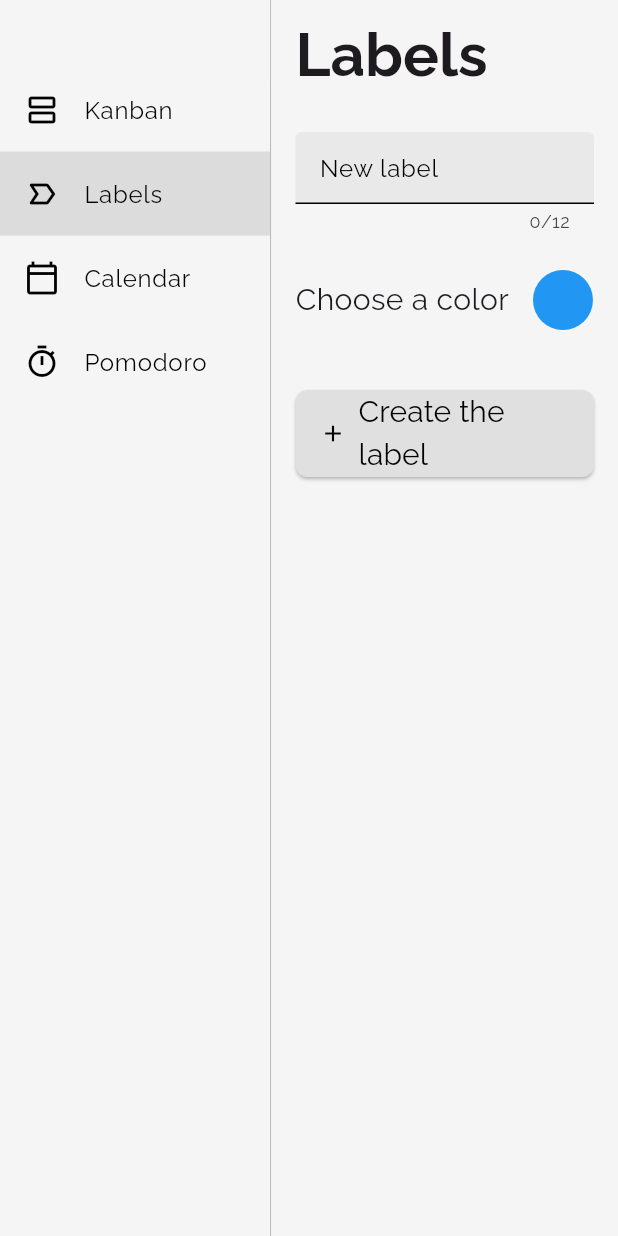
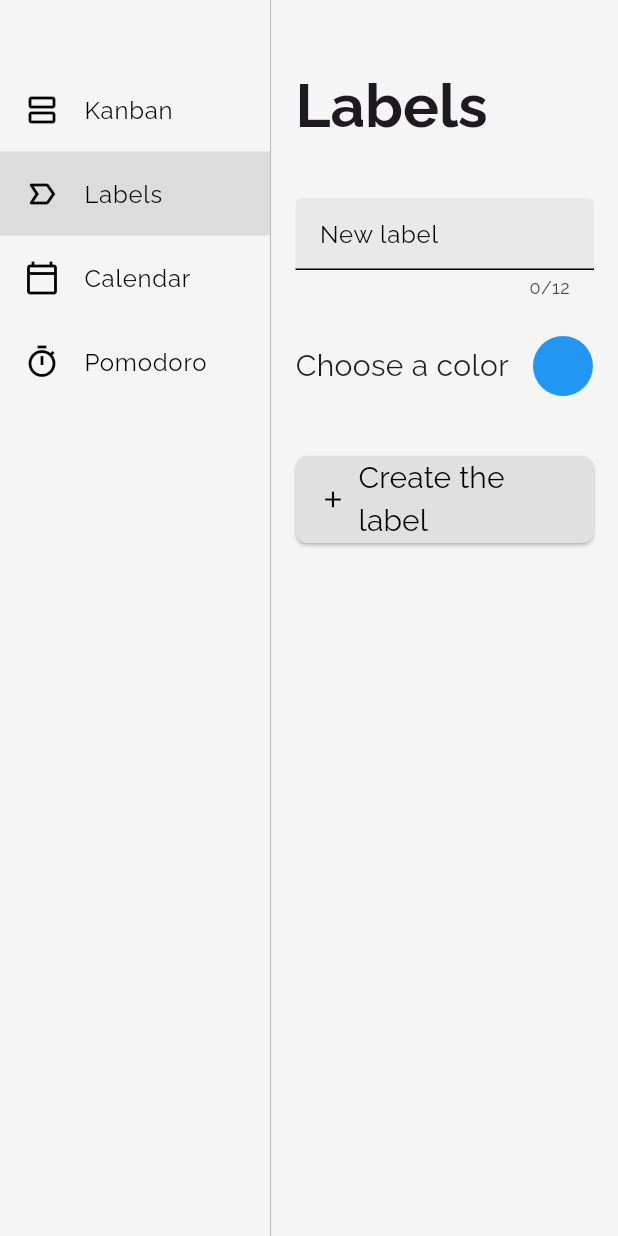
Before and after one commit to Frivox1/tic_track, a Flutter app: the screen it shows after launch, after a tap on "Labels", on a phone screen of 412 x 824 dp. Run offline on Flutter 3.47's test engine with Material 3 defaults, Android fonts, the phone set to English and light mode, and no system bars; our stand-ins replace flutter_colorpicker, flutter_riverpod, hive_ce, hive_ce_flutter, table_calendar; missing offline and left inert: window_manager; accounts and stored records are empty.

Commit message:
suppression bande noir

```diff
--- a/lib/main.dart
+++ b/lib/main.dart
@@ -9,12 +9,12 @@ void main() async {
   await windowManager.ensureInitialized();
 
   WindowOptions windowOptions = const WindowOptions(
-    size: Size(1200, 800),
+    size: Size(1300, 800),
     minimumSize: Size(800, 600),
     center: true,
     backgroundColor: Colors.transparent,
     skipTaskbar: false,
-    titleBarStyle: TitleBarStyle.normal,
+    titleBarStyle: TitleBarStyle.hidden,
   );
 
   windowManager.waitUntilReadyToShow(windowOptions, () async {
--- a/lib/screens/calendar_screen.dart
+++ b/lib/screens/calendar_screen.dart
@@ -50,8 +50,9 @@ class _CalendarScreenState extends State<CalendarScreen> {
     return Scaffold(
       backgroundColor: Colors.grey[100],
       appBar: AppBar(
+        toolbarHeight: 100,
         title: Padding(
-          padding: const EdgeInsets.only(top: 16.0),
+          padding: const EdgeInsets.only(top: 40.0),
           child: const Align(
             alignment: Alignment.centerLeft,
             child: Text(
@@ -60,8 +61,6 @@ class _CalendarScreenState extends State<CalendarScreen> {
             ),
           ),
         ),
-        backgroundColor: Colors.white,
-        elevation: 1,
       ),
       body: Column(
         children: [
--- a/lib/screens/home_screen.dart
+++ b/lib/screens/home_screen.dart
@@ -4,7 +4,6 @@ import '../services/hive_service.dart';
 import '../models/task.dart';
 import '../models/label.dart';
 import '../screens/task_detail_screen.dart';
-import 'package:hive_ce/hive.dart';
 import 'package:hive_ce_flutter/hive_flutter.dart';
 
 class HomeScreen extends StatelessWidget {
@@ -14,8 +13,9 @@ class HomeScreen extends StatelessWidget {
   Widget build(BuildContext context) {
     return Scaffold(
       appBar: AppBar(
+        toolbarHeight: 100,
         title: Padding(
-          padding: const EdgeInsets.only(top: 16.0),
+          padding: const EdgeInsets.only(top: 40.0),
           child: const Align(
             alignment: Alignment.centerLeft,
             child: Text(
--- a/lib/screens/label_screen.dart
+++ b/lib/screens/label_screen.dart
@@ -20,8 +20,9 @@ class _LabelScreenState extends State<LabelScreen> {
   Widget build(BuildContext context) {
     return Scaffold(
       appBar: AppBar(
+        toolbarHeight: 100,
         title: Padding(
-          padding: const EdgeInsets.only(top: 16.0),
+          padding: const EdgeInsets.only(top: 40.0),
           child: const Align(
             alignment: Alignment.centerLeft,
             child: Text(
```
